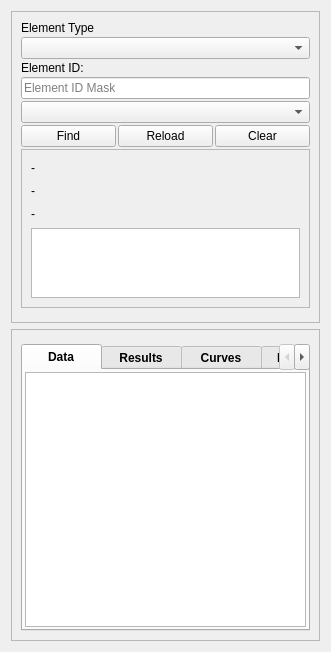
Before: the Qt Designer form ui/qgisred_unified_find_properties.ui in qgisred/QGISRed, drawn with Qt 5.
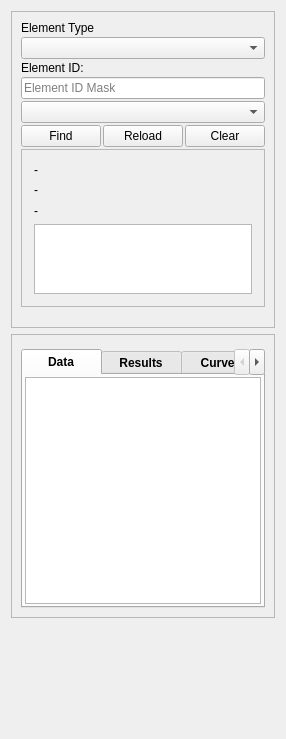
After: the same form once the commit is applied.

```diff
--- a/ui/qgisred_unified_find_properties.ui
+++ b/ui/qgisred_unified_find_properties.ui
@@ -6,8 +6,8 @@
    <rect>
     <x>0</x>
     <y>0</y>
-    <width>331</width>
-    <height>652</height>
+    <width>281</width>
+    <height>739</height>
    </rect>
   </property>
   <property name="sizePolicy">
@@ -103,6 +103,9 @@
             <property name="sizeConstraint">
              <enum>QLayout::SetDefaultConstraint</enum>
             </property>
+            <property name="bottomMargin">
+             <number>10</number>
+            </property>
             <item row="0" column="0">
              <layout class="QVBoxLayout" name="findElementsLayout">
               <property name="spacing">
@@ -118,7 +121,7 @@
                <number>0</number>
               </property>
               <property name="bottomMargin">
-               <number>0</number>
+               <number>5</number>
               </property>
               <item>
                <widget class="QLabel" name="label_3">
@@ -212,30 +215,42 @@
                 <property name="frameShadow">
                  <enum>QFrame::Raised</enum>
                 </property>
-                <layout class="QVBoxLayout" name="verticalLayout_4">
+                <layout class="QVBoxLayout" name="verticalLayout_4" stretch="0">
                  <property name="spacing">
                   <number>0</number>
                  </property>
                  <property name="leftMargin">
-                  <number>0</number>
+                  <number>3</number>
                  </property>
                  <property name="topMargin">
-                  <number>0</number>
+                  <number>3</number>
                  </property>
                  <property name="rightMargin">
-                  <number>0</number>
+                  <number>3</number>
                  </property>
                  <property name="bottomMargin">
-                  <number>0</number>
+                  <number>3</number>
                  </property>
                  <item>
                   <widget class="QScrollArea" name="scrollConnectedElements">
+                   <property name="minimumSize">
+                    <size>
+                     <width>0</width>
+                     <height>150</height>
+                    </size>
+                   </property>
                    <property name="frameShape">
-                    <enum>QFrame::NoFrame</enum>
+                    <enum>QFrame::Panel</enum>
+                   </property>
+                   <property name="frameShadow">
+                    <enum>QFrame::Plain</enum>
                    </property>
                    <property name="lineWidth">
                     <number>0</number>
                    </property>
+                   <property name="sizeAdjustPolicy">
+                    <enum>QAbstractScrollArea::AdjustToContents</enum>
+                   </property>
                    <property name="widgetResizable">
                     <bool>true</bool>
                    </property>
@@ -244,8 +259,8 @@
                      <rect>
                       <x>0</x>
                       <y>0</y>
-                      <width>283</width>
-                      <height>148</height>
+                      <width>227</width>
+                      <height>150</height>
                      </rect>
                     </property>
                     <layout class="QVBoxLayout" name="verticalLayout_12">
@@ -565,6 +580,19 @@
       </item>
      </layout>
     </item>
+    <item>
+     <spacer name="verticalSpacer">
+      <property name="orientation">
+       <enum>Qt::Vertical</enum>
+      </property>
+      <property name="sizeHint" stdset="0">
+       <size>
+        <width>20</width>
+        <height>40</height>
+       </size>
+      </property>
+     </spacer>
+    </item>
    </layout>
   </widget>
  </widget>
```
